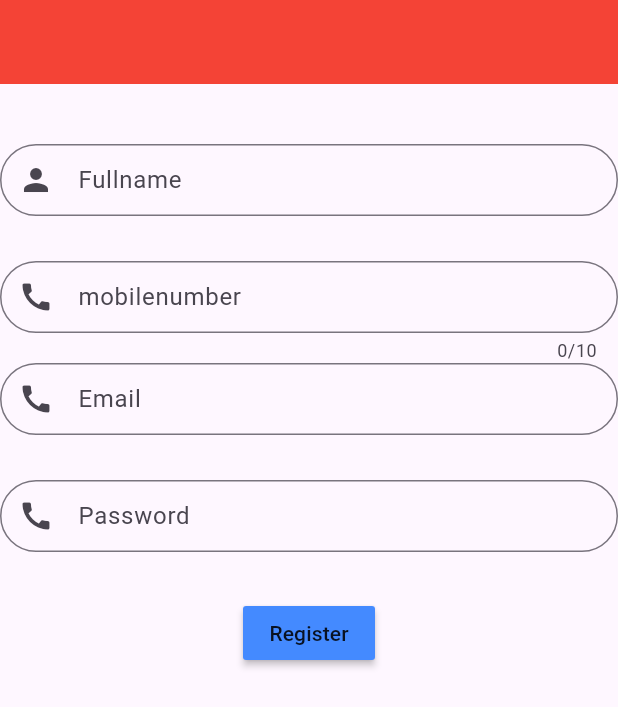
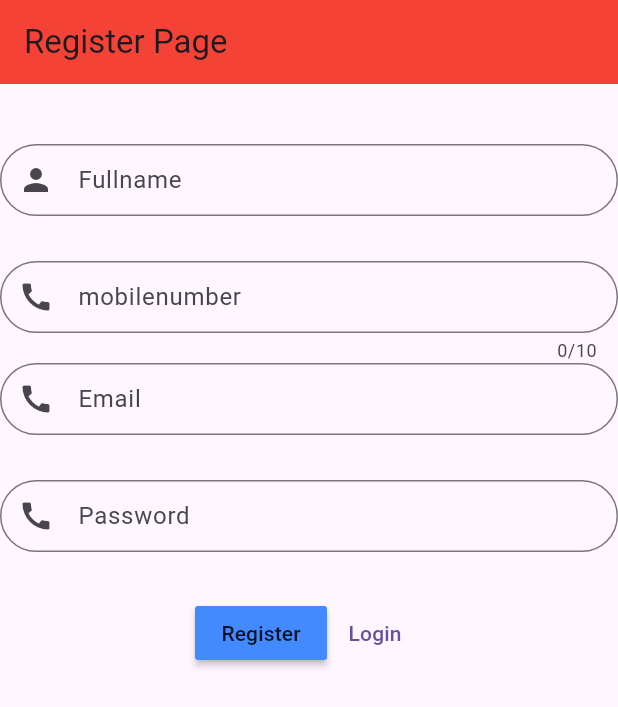
Before and after one commit to kripas1369/fluttersepclass, a Flutter app: the screen it shows after launch, on a phone screen of 412 x 824 dp. Shown: the top 707 px of the screen. Run offline on Flutter 3.47's test engine with Material 3 defaults, Android fonts, the phone set to English and light mode, and no system bars; our stand-ins replace shared_preferences.

Commit message:
shared preference and login code

```diff
--- a/lib/Primary_Screen/Constant/urls.dart
+++ b/lib/Primary_Screen/Constant/urls.dart
@@ -3,4 +3,5 @@ class ApiUrls  {
 
   static const String baseurl="https://devadmin.epass.com.np";
   static const String registerUrls = "$baseurl/user/register/";
+  static const String loginUrls ="$baseurl/user/login/";
 }
--- a/lib/Primary_Screen/Register_Screen/Screen/register_Screen.dart
+++ b/lib/Primary_Screen/Register_Screen/Screen/register_Screen.dart
@@ -1,5 +1,6 @@
 import 'package:flutter/cupertino.dart';
 import 'package:flutter/material.dart';
+import 'package:fluttersepclass/Primary_Screen/Login_Screen/body.dart';
 import 'package:fluttersepclass/Primary_Screen/Register_Screen/Service/register_service.dart';
 import 'package:fluttersepclass/Primary_Screen/Register_Screen/Widgets/textfield.dart';
 import 'package:fluttersepclass/productlistpage.dart';
@@ -76,6 +77,8 @@ class _BodyState extends State<Body> {
           ),
         SizedBox(height: 30,),
 
+          Row(mainAxisAlignment: MainAxisAlignment.center,
+            children: [
               MaterialButton(
                 color: Colors.blueAccent,
                 onPressed: (){
@@ -90,7 +93,15 @@ class _BodyState extends State<Body> {
                     );
                   }
                 },
-            child: Text("Register"),)
+                child: Text("Register"),),
+              TextButton(onPressed: (){
+                Navigator.push(
+                    context,
+                    MaterialPageRoute(builder: (context)=>LoginScreen()));
+              },
+                  child: Text("Login"))
+            ],
+          )
 
         ],
       ),
--- a/lib/Primary_Screen/Register_Screen/Service/register_service.dart
+++ b/lib/Primary_Screen/Register_Screen/Service/register_service.dart
@@ -36,7 +36,7 @@ class RegisterService {
        print(response.body);
        Navigator.push(
            context,
-           MaterialPageRoute(builder: (context)=>ProductListPage(fullname: name,))
+           MaterialPageRoute(builder: (context)=>ProductListPage())
        );
      }else if (response.statusCode==400){
        print("mobilenumberr");
--- a/lib/Primary_Screen/Register_Screen/body.dart
+++ b/lib/Primary_Screen/Register_Screen/body.dart
@@ -7,7 +7,7 @@ class RegisterScreen extends StatelessWidget {
   @override
   Widget build(BuildContext context) {
     return  Scaffold(
-      appBar: AppBar(),
+      appBar: AppBar(title: Text("Register Page"),),
       body: SingleChildScrollView(
         child: Body(),
       ),
--- a/pubspec.yaml
+++ b/pubspec.yaml
@@ -33,6 +33,7 @@ dependencies:
 
   cupertino_icons: ^1.0.6
   http: ^1.2.2
+  shared_preferences: ^2.3.2
 
 
 
```
Also changed, not shown: lib/productlistpage.dart (+14 -4 lines), pubspec.lock. Lines whose indentation alone changed are shown as unchanged.
